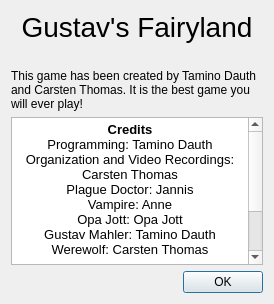
Old version of the form ui/aboutdialog.ui in the repository tdauth/gustavsfairyland.
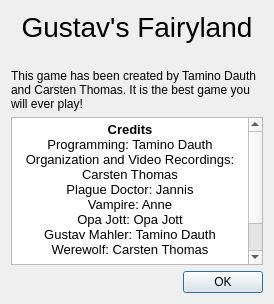
New version of the form. Icons and pictures are not drawn.

Commit message: Added popcorn lady, added paper graphics, full screen support for player

Patch:
```diff
--- a/ui/aboutdialog.ui
+++ b/ui/aboutdialog.ui
@@ -87,17 +87,17 @@
       <string>&lt;!DOCTYPE HTML PUBLIC &quot;-//W3C//DTD HTML 4.0//EN&quot; &quot;http://www.w3.org/TR/REC-html40/strict.dtd&quot;&gt;
 &lt;html&gt;&lt;head&gt;&lt;meta name=&quot;qrichtext&quot; content=&quot;1&quot; /&gt;&lt;style type=&quot;text/css&quot;&gt;
 p, li { white-space: pre-wrap; }
-&lt;/style&gt;&lt;/head&gt;&lt;body style=&quot; font-family:'Sans Serif'; font-size:10pt; font-weight:400; font-style:normal;&quot;&gt;
-&lt;p align=&quot;center&quot; style=&quot; margin-top:0px; margin-bottom:0px; margin-left:0px; margin-right:0px; -qt-block-indent:0; text-indent:0px;&quot;&gt;&lt;span style=&quot; font-weight:600;&quot;&gt;Credits&lt;/span&gt;&lt;/p&gt;
-&lt;p align=&quot;center&quot; style=&quot; margin-top:0px; margin-bottom:0px; margin-left:0px; margin-right:0px; -qt-block-indent:0; text-indent:0px;&quot;&gt;Programming: Tamino Dauth&lt;/p&gt;
-&lt;p align=&quot;center&quot; style=&quot; margin-top:0px; margin-bottom:0px; margin-left:0px; margin-right:0px; -qt-block-indent:0; text-indent:0px;&quot;&gt;Organization and Video Recordings: Carsten Thomas&lt;/p&gt;
-&lt;p align=&quot;center&quot; style=&quot; margin-top:0px; margin-bottom:0px; margin-left:0px; margin-right:0px; -qt-block-indent:0; text-indent:0px;&quot;&gt;Plague Doctor: Jannis&lt;/p&gt;
-&lt;p align=&quot;center&quot; style=&quot; margin-top:0px; margin-bottom:0px; margin-left:0px; margin-right:0px; -qt-block-indent:0; text-indent:0px;&quot;&gt;Vampire: Anne&lt;/p&gt;
-&lt;p align=&quot;center&quot; style=&quot; margin-top:0px; margin-bottom:0px; margin-left:0px; margin-right:0px; -qt-block-indent:0; text-indent:0px;&quot;&gt;Opa Jott: Opa Jott&lt;/p&gt;
-&lt;p align=&quot;center&quot; style=&quot; margin-top:0px; margin-bottom:0px; margin-left:0px; margin-right:0px; -qt-block-indent:0; text-indent:0px;&quot;&gt;Gustav Mahler: Tamino Dauth&lt;/p&gt;
-&lt;p align=&quot;center&quot; style=&quot; margin-top:0px; margin-bottom:0px; margin-left:0px; margin-right:0px; -qt-block-indent:0; text-indent:0px;&quot;&gt;Werewolf: Carsten Thomas&lt;/p&gt;
-&lt;p align=&quot;center&quot; style=&quot;-qt-paragraph-type:empty; margin-top:0px; margin-bottom:0px; margin-left:0px; margin-right:0px; -qt-block-indent:0; text-indent:0px;&quot;&gt;&lt;br /&gt;&lt;/p&gt;
-&lt;p align=&quot;center&quot; style=&quot; margin-top:0px; margin-bottom:0px; margin-left:0px; margin-right:0px; -qt-block-indent:0; text-indent:0px;&quot;&gt;Wood texture: &amp;lt;a href=&amp;quot;http://publicdomainvectors.org/en/free-clipart/Wood-texture/39404.html&amp;quot;&amp;gt;Click me&amp;lt;/a&amp;gt;&lt;/p&gt;&lt;/body&gt;&lt;/html&gt;</string>
+&lt;/style&gt;&lt;/head&gt;&lt;body style=&quot; font-family:'MS Shell Dlg 2'; font-size:8.25pt; font-weight:400; font-style:normal;&quot;&gt;
+&lt;p align=&quot;center&quot; style=&quot; margin-top:0px; margin-bottom:0px; margin-left:0px; margin-right:0px; -qt-block-indent:0; text-indent:0px;&quot;&gt;&lt;span style=&quot; font-family:'Sans Serif'; font-size:10pt; font-weight:600;&quot;&gt;Credits&lt;/span&gt;&lt;/p&gt;
+&lt;p align=&quot;center&quot; style=&quot; margin-top:0px; margin-bottom:0px; margin-left:0px; margin-right:0px; -qt-block-indent:0; text-indent:0px;&quot;&gt;&lt;span style=&quot; font-family:'Sans Serif'; font-size:10pt;&quot;&gt;Programming: Tamino Dauth&lt;/span&gt;&lt;/p&gt;
+&lt;p align=&quot;center&quot; style=&quot; margin-top:0px; margin-bottom:0px; margin-left:0px; margin-right:0px; -qt-block-indent:0; text-indent:0px;&quot;&gt;&lt;span style=&quot; font-family:'Sans Serif'; font-size:10pt;&quot;&gt;Organization and Video Recordings: Carsten Thomas&lt;/span&gt;&lt;/p&gt;
+&lt;p align=&quot;center&quot; style=&quot; margin-top:0px; margin-bottom:0px; margin-left:0px; margin-right:0px; -qt-block-indent:0; text-indent:0px;&quot;&gt;&lt;span style=&quot; font-family:'Sans Serif'; font-size:10pt;&quot;&gt;Plague Doctor: Jannis&lt;/span&gt;&lt;/p&gt;
+&lt;p align=&quot;center&quot; style=&quot; margin-top:0px; margin-bottom:0px; margin-left:0px; margin-right:0px; -qt-block-indent:0; text-indent:0px;&quot;&gt;&lt;span style=&quot; font-family:'Sans Serif'; font-size:10pt;&quot;&gt;Vampire: Anne&lt;/span&gt;&lt;/p&gt;
+&lt;p align=&quot;center&quot; style=&quot; margin-top:0px; margin-bottom:0px; margin-left:0px; margin-right:0px; -qt-block-indent:0; text-indent:0px;&quot;&gt;&lt;span style=&quot; font-family:'Sans Serif'; font-size:10pt;&quot;&gt;Opa Jott: Opa Jott&lt;/span&gt;&lt;/p&gt;
+&lt;p align=&quot;center&quot; style=&quot; margin-top:0px; margin-bottom:0px; margin-left:0px; margin-right:0px; -qt-block-indent:0; text-indent:0px;&quot;&gt;&lt;span style=&quot; font-family:'Sans Serif'; font-size:10pt;&quot;&gt;Gustav Mahler: Tamino Dauth&lt;/span&gt;&lt;/p&gt;
+&lt;p align=&quot;center&quot; style=&quot; margin-top:0px; margin-bottom:0px; margin-left:0px; margin-right:0px; -qt-block-indent:0; text-indent:0px;&quot;&gt;&lt;span style=&quot; font-family:'Sans Serif'; font-size:10pt;&quot;&gt;Werewolf: Carsten Thomas&lt;/span&gt;&lt;/p&gt;
+&lt;p align=&quot;center&quot; style=&quot;-qt-paragraph-type:empty; margin-top:0px; margin-bottom:0px; margin-left:0px; margin-right:0px; -qt-block-indent:0; text-indent:0px; font-family:'Sans Serif'; font-size:10pt;&quot;&gt;&lt;br /&gt;&lt;/p&gt;
+&lt;p align=&quot;center&quot; style=&quot; margin-top:0px; margin-bottom:0px; margin-left:0px; margin-right:0px; -qt-block-indent:0; text-indent:0px;&quot;&gt;&lt;span style=&quot; font-family:'Sans Serif'; font-size:10pt;&quot;&gt;Wood texture: &lt;/span&gt;&lt;a href=&quot;http://publicdomainvectors.org/en/free-clipart/Wood-texture/39404.html&quot;&gt;&lt;span style=&quot; font-family:'Sans Serif'; font-size:10pt; text-decoration: underline; color:#0000ff;&quot;&gt;Click me&lt;/span&gt;&lt;/a&gt;&lt;span style=&quot; font-size:8pt;&quot;&gt;&lt;br /&gt;&lt;/span&gt;&lt;span style=&quot; font-size:10pt;&quot;&gt;Paper texture: &lt;/span&gt;&lt;a href=&quot;http://all-free-download.com/free-vector/download/set-of-blank-paper-design-vector_524297.html&quot;&gt;&lt;span style=&quot; font-size:10pt; text-decoration: underline; color:#0000ff;&quot;&gt;Click me &lt;/span&gt;&lt;/a&gt;&lt;/p&gt;&lt;/body&gt;&lt;/html&gt;</string>
      </property>
     </widget>
    </item>
```
Left out of the diff: 1 changed line with no effect on the pictures. The commit also changes 9 other files.
